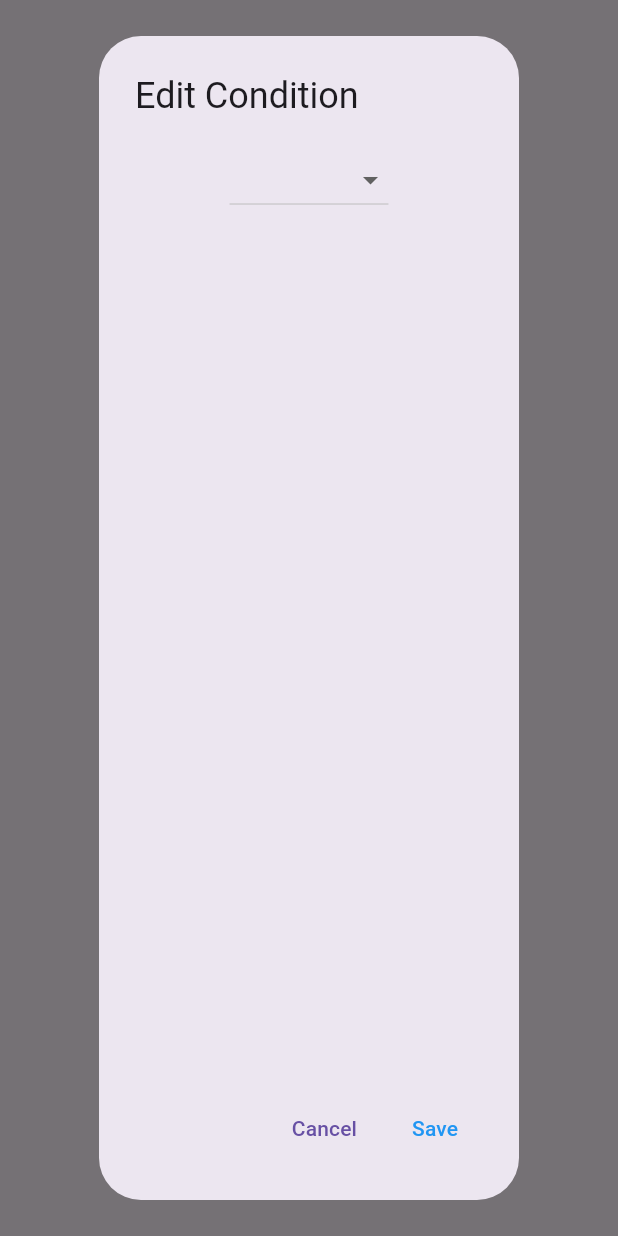
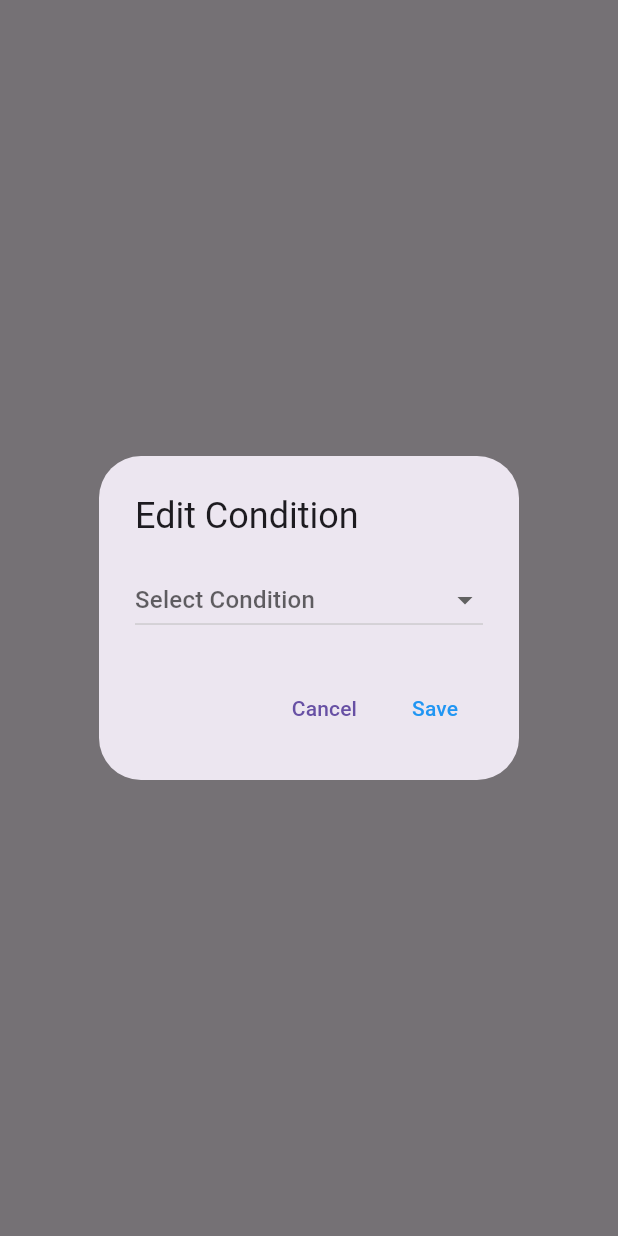
Before and after one commit to JoelAndradeManrique/hotspot, a Flutter app: what showUpdateConditionDialog() shows on an empty page, opened directly with empty values, on a phone screen of 412 x 824 dp. Run offline on Flutter 3.47's test engine with Material 3 defaults, Android fonts, the phone set to English and light mode, and no system bars; our stand-ins replace cloud_firestore, firebase_auth, firebase_core, flutter_riverpod, google_maps_flutter, google_sign_in and 1 more; accounts and stored records are empty; network calls fail.

Commit message:
admin screen

```diff
--- a/lib/feature/admin/home/model/add_items_model.dart
+++ b/lib/feature/admin/home/model/add_items_model.dart
@@ -13,7 +13,7 @@ class AddItemsState {
     this.selectedCategory,
     this.categories = const [],
     this.selectedCondition,
-    this.conditions = const ['hotspot', 'Decreasing', 'Little', 'Increasing'],
+    this.conditions = const ['Hotspot', 'Decreasing', 'Little', 'Increasing'],
     this.selectedLocation,
     this.rating,
     this.reviewCount = const [],
--- a/lib/feature/admin/home/service/display_item_service.dart
+++ b/lib/feature/admin/home/service/display_item_service.dart
@@ -16,6 +16,7 @@ final adminHotSpots = StreamProvider<List<Hotspot>>((ref) {
       //query the hotspot collection where createdBy matches the user's uid
       //only display those items on it admin dashboard screen where created by itself
       .where("createdBy", isEqualTo: user.uid)
+      .orderBy("createdAt", descending: true)
       .snapshots()
       .map(
         (snapshot) => snapshot.docs
@@ -53,12 +54,12 @@ Future<void> updateHotspotsConditions(
     await FirebaseFirestore.instance
         .collection("hotspot")
         .doc(hotspotsId)
-        .update({'contidion': newCondition});
+        .update({'condition': newCondition});
     mySnackBar(
       message: "Hotspots Condition updated successfully",
       context: context,
     );
   } catch (e) {
-    mySnackBar(message: "Error dupdating contidion: $e", context: context);
+    mySnackBar(message: "Error dupdating condition: $e", context: context);
   }
 }
--- a/lib/feature/admin/home/widgets/update_dialog_box.dart
+++ b/lib/feature/admin/home/widgets/update_dialog_box.dart
@@ -3,22 +3,28 @@ import 'package:hotspot/feature/admin/home/model/add_items_model.dart';
 import 'package:hotspot/feature/admin/home/service/display_item_service.dart';
 
 Future<void> showUpdateConditionDialog(
-  BuildContext context,
+  BuildContext parentContext, // 1. CAMBIO DE NOMBRE (Contexto vivo)
   String hotspotsId,
   String currentCondition,
 ) async {
   String? selectedCondition = currentCondition;
   final conditions = AddItemsState().conditions;
+
   await showDialog(
-    context: context,
-    builder: (context) {
+    context: parentContext, // Usamos el contexto padre para lanzar el diálogo
+    builder: (dialogContext) {
+      // 2. CAMBIO DE NOMBRE (Contexto temporal)
       return StatefulBuilder(
         builder: (context, setState) {
           return AlertDialog(
-            title: Text("Edit Condition"),
+            title: const Text("Edit Condition"),
             content: Column(
+              mainAxisSize: MainAxisSize.min,
               children: [
                 DropdownButton<String>(
+                  value: selectedCondition,
+                  hint: const Text("Select Condition"),
+                  isExpanded: true,
                   items: conditions.map((String condition) {
                     return DropdownMenuItem<String>(
                       value: condition,
@@ -35,22 +41,26 @@ Future<void> showUpdateConditionDialog(
             ),
             actions: [
               TextButton(
-                onPressed: () => Navigator.pop(context),
-                child: Text("Cancel"),
+                // Cerrar usando el contexto del diálogo
+                onPressed: () => Navigator.pop(dialogContext),
+                child: const Text("Cancel"),
               ),
-
               TextButton(
                 onPressed: () async {
+                  Navigator.pop(dialogContext);
                   if (selectedCondition != null &&
                       selectedCondition != currentCondition) {
+                    // 3. ACTUALIZAR usando PARENT CONTEXT (El seguro)
                     await updateHotspotsConditions(
-                      context,
+                      parentContext, // <--- CLAVE: Usa parentContext aquí
                       hotspotsId,
                       selectedCondition!,
                     );
+                    // 4. VERIFICAR si sigue vivo antes de cerrar
+                    if (!dialogContext.mounted) return;
                   }
                 },
-                child: Text("Save", style: TextStyle(color: Colors.blue)),
+                child: const Text("Save", style: TextStyle(color: Colors.blue)),
               ),
             ],
           );
```
Also changed, not shown: lib/feature/admin/home/screen/admin_home_screen.dart (+8 -1 lines), lib/feature/admin/home/screen/user_mode.dart (added, +46 -0 lines).
